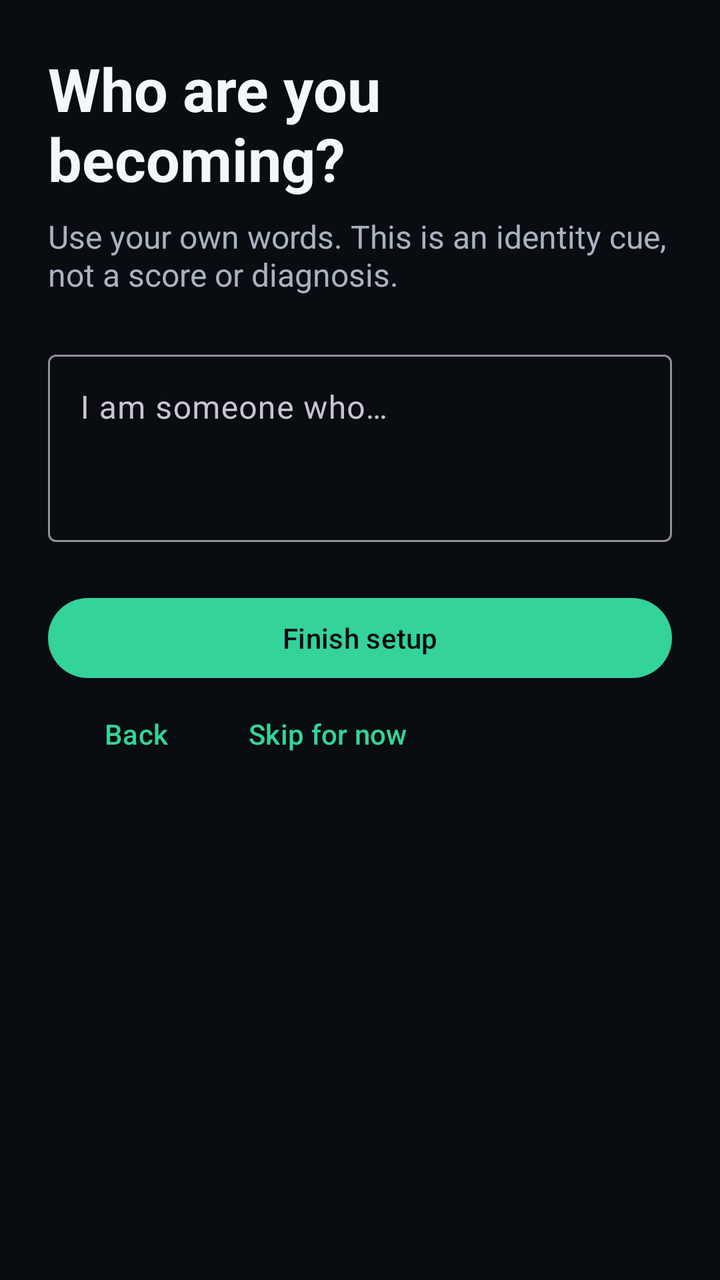
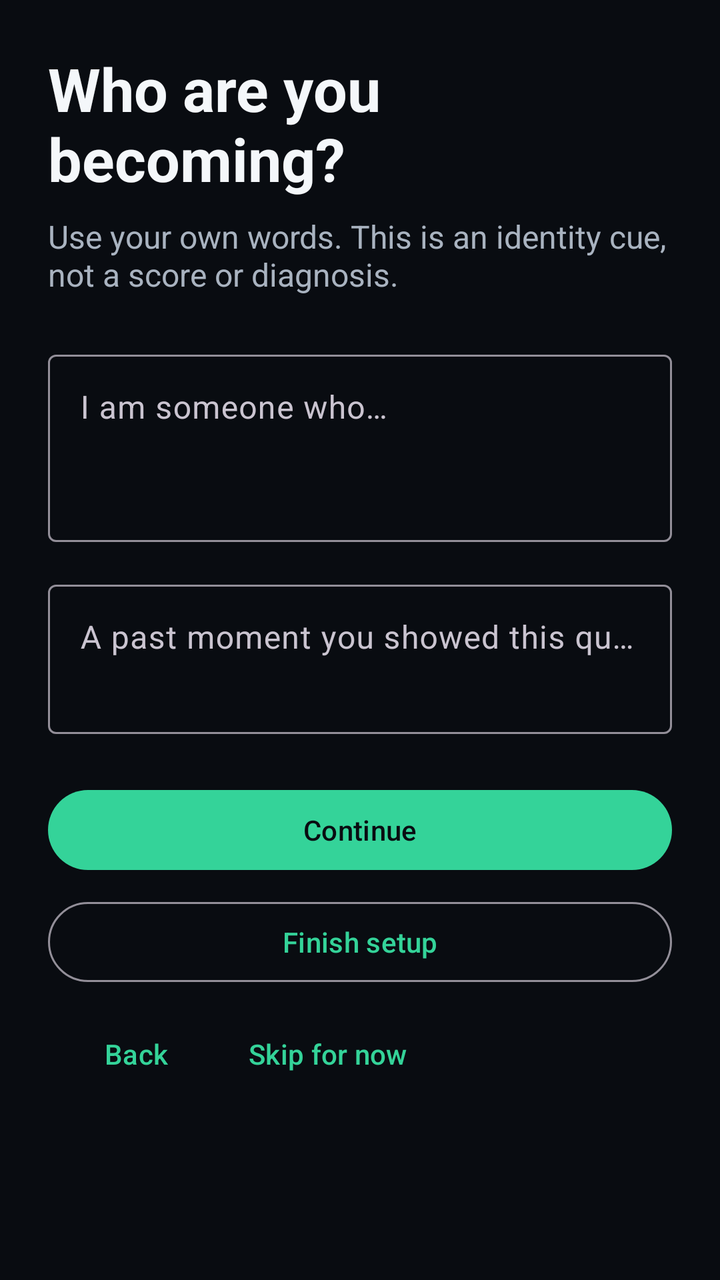

An Android layout rendered at two revisions. The XML below is the earlier revision; the diff shows what the commit changed to produce the second picture.
<!-- AndroidManifest.xml: application theme Theme.Prottasha -->
<!-- res/layout/fragment_onboarding_identity.xml -->
<?xml version="1.0" encoding="utf-8"?>
<androidx.core.widget.NestedScrollView xmlns:android="http://schemas.android.com/apk/res/android"
    android:layout_width="match_parent"
    android:layout_height="match_parent"
    android:fillViewport="true">

    <LinearLayout
        android:layout_width="match_parent"
        android:layout_height="wrap_content"
        android:orientation="vertical"
        android:padding="@dimen/spacing_large">

        <TextView
            android:layout_width="match_parent"
            android:layout_height="wrap_content"
            android:text="@string/onboarding_identity_title"
            android:textColor="@color/color_text_primary"
            android:textSize="@dimen/text_display"
            android:textStyle="bold" />

        <TextView
            android:layout_width="match_parent"
            android:layout_height="wrap_content"
            android:layout_marginTop="@dimen/spacing_small"
            android:text="@string/onboarding_identity_body"
            android:textColor="@color/color_text_secondary"
            android:textSize="@dimen/text_body" />

        <com.google.android.material.textfield.TextInputLayout
            android:id="@+id/onboarding_identity_layout"
            android:layout_width="match_parent"
            android:layout_height="wrap_content"
            android:layout_marginTop="@dimen/spacing_large"
            android:hint="@string/onboarding_identity_hint">

            <com.google.android.material.textfield.TextInputEditText
                android:id="@+id/onboarding_identity_input"
                android:layout_width="match_parent"
                android:layout_height="wrap_content"
                android:gravity="top"
                android:inputType="textCapSentences|textMultiLine"
                android:maxLength="240"
                android:minLines="3" />
        </com.google.android.material.textfield.TextInputLayout>

        <com.google.android.material.button.MaterialButton
            android:id="@+id/onboarding_finish_button"
            style="@style/Widget.Prottasha.Button.Pill"
            android:layout_width="match_parent"
            android:layout_height="wrap_content"
            android:layout_marginTop="@dimen/spacing_large"
            android:minHeight="@dimen/touch_target_min"
            android:text="@string/onboarding_finish" />

        <LinearLayout
            android:layout_width="match_parent"
            android:layout_height="wrap_content"
            android:gravity="center_vertical"
            android:orientation="horizontal">

            <com.google.android.material.button.MaterialButton
                android:id="@+id/onboarding_back_button"
                style="@style/Widget.Material3.Button.TextButton"
                android:layout_width="wrap_content"
                android:layout_height="wrap_content"
                android:minHeight="@dimen/touch_target_min"
                android:text="@string/action_back" />

            <com.google.android.material.button.MaterialButton
                android:id="@+id/onboarding_identity_skip_button"
                style="@style/Widget.Material3.Button.TextButton"
                android:layout_width="wrap_content"
                android:layout_height="wrap_content"
                android:minHeight="@dimen/touch_target_min"
                android:text="@string/action_skip_for_now" />
        </LinearLayout>

    </LinearLayout>
</androidx.core.widget.NestedScrollView>
<!-- resources referenced by this layout -->
<resources>
  <color name="color_text_primary">#F4F7FA</color>
  <color name="color_text_secondary">#A9B3C0</color>
  <dimen name="spacing_large">24dp</dimen>
  <dimen name="spacing_small">8dp</dimen>
  <dimen name="text_body">16sp</dimen>
  <dimen name="text_display">30sp</dimen>
  <dimen name="touch_target_min">48dp</dimen>
  <string name="action_back">Back</string>
  <string name="action_skip_for_now">Skip for now</string>
  <string name="onboarding_finish">Finish setup</string>
  <string name="onboarding_identity_body">Use your own words. This is an identity cue, not a score or diagnosis.</string>
  <string name="onboarding_identity_hint">I am someone who…</string>
  <string name="onboarding_identity_title">Who are you becoming?</string>
  <style name="Widget.Prottasha.Button.Pill" parent="Widget.Material3.Button">
          <item name="android:textColor">@color/color_on_hope</item>
          <item name="cornerRadius">@dimen/pill_button_radius</item>
          <item name="backgroundTint">@color/color_hope</item>
      </style>
  <style name="Theme.Prottasha" parent="Theme.Material3.Dark.NoActionBar">
          <item name="android:windowBackground">@color/color_background</item>
          <item name="android:colorBackground">@color/color_background</item>
          <item name="colorSurface">@color/color_surface</item>
          <item name="colorSurfaceVariant">@color/color_surface_raised</item>
          <item name="colorPrimary">@color/color_hope</item>
          <item name="colorOnPrimary">@color/color_on_hope</item>
          <item name="colorSecondary">@color/color_identity</item>
          <item name="colorOnSecondary">@color/color_on_identity</item>
          <item name="colorError">@color/color_crisis</item>
          <item name="colorOnError">@color/color_on_crisis</item>
          <item name="android:textColorPrimary">@color/color_text_primary</item>
          <item name="android:textColorSecondary">@color/color_text_secondary</item>
          <item name="android:navigationBarColor">@color/color_background</item>
          <item name="android:statusBarColor">@color/color_background</item>
          <item name="android:windowLightStatusBar">false</item>
      </style>
  <color name="color_on_hope">#090C11</color>
  <dimen name="pill_button_radius">28dp</dimen>
  <color name="color_hope">#34D399</color>
  <color name="color_background">#090C11</color>
  <color name="color_surface">#151A22</color>
  <color name="color_surface_raised">#202833</color>
  <color name="color_identity">#7C8DFF</color>
  <color name="color_on_identity">#090C11</color>
  <color name="color_crisis">#F87171</color>
  <color name="color_on_crisis">#090C11</color>
</resources>

<!-- the commit's change to res/layout/fragment_onboarding_identity.xml (unified diff, before → after) -->
@@ -43,18 +43,45 @@
                 android:minLines="3" />
         </com.google.android.material.textfield.TextInputLayout>
 
+        <com.google.android.material.textfield.TextInputLayout
+            android:id="@+id/onboarding_success_memory_layout"
+            android:layout_width="match_parent"
+            android:layout_height="wrap_content"
+            android:layout_marginTop="@dimen/spacing_medium"
+            android:hint="@string/onboarding_success_memory_hint">
+
+            <com.google.android.material.textfield.TextInputEditText
+                android:id="@+id/onboarding_success_memory_input"
+                android:layout_width="match_parent"
+                android:layout_height="wrap_content"
+                android:gravity="top"
+                android:inputType="textCapSentences|textMultiLine"
+                android:maxLength="240"
+                android:minLines="2" />
+        </com.google.android.material.textfield.TextInputLayout>
+
         <com.google.android.material.button.MaterialButton
-            android:id="@+id/onboarding_finish_button"
+            android:id="@+id/onboarding_continue_button"
             style="@style/Widget.Prottasha.Button.Pill"
             android:layout_width="match_parent"
             android:layout_height="wrap_content"
             android:layout_marginTop="@dimen/spacing_large"
+            android:minHeight="@dimen/touch_target_min"
+            android:text="@string/action_continue" />
+
+        <com.google.android.material.button.MaterialButton
+            android:id="@+id/onboarding_finish_button"
+            style="@style/Widget.Material3.Button.OutlinedButton"
+            android:layout_width="match_parent"
+            android:layout_height="wrap_content"
+            android:layout_marginTop="@dimen/spacing_small"
             android:minHeight="@dimen/touch_target_min"
             android:text="@string/onboarding_finish" />
 
         <LinearLayout
             android:layout_width="match_parent"
             android:layout_height="wrap_content"
+            android:layout_marginTop="@dimen/spacing_small"
             android:gravity="center_vertical"
             android:orientation="horizontal">
 
<!-- resource entries referenced after the edit -->
@@ -3,16 +3,19 @@
   <color name="color_text_primary">#F4F7FA</color>
   <color name="color_text_secondary">#A9B3C0</color>
   <dimen name="spacing_large">24dp</dimen>
+  <dimen name="spacing_medium">16dp</dimen>
   <dimen name="spacing_small">8dp</dimen>
   <dimen name="text_body">16sp</dimen>
   <dimen name="text_display">30sp</dimen>
   <dimen name="touch_target_min">48dp</dimen>
   <string name="action_back">Back</string>
+  <string name="action_continue">Continue</string>
   <string name="action_skip_for_now">Skip for now</string>
   <string name="onboarding_finish">Finish setup</string>
   <string name="onboarding_identity_body">Use your own words. This is an identity cue, not a score or diagnosis.</string>
   <string name="onboarding_identity_hint">I am someone who…</string>
   <string name="onboarding_identity_title">Who are you becoming?</string>
+  <string name="onboarding_success_memory_hint">A past moment you showed this quality (optional)…</string>
   <style name="Widget.Prottasha.Button.Pill" parent="Widget.Material3.Button">
           <item name="android:textColor">@color/color_on_hope</item>
           <item name="cornerRadius">@dimen/pill_button_radius</item>
